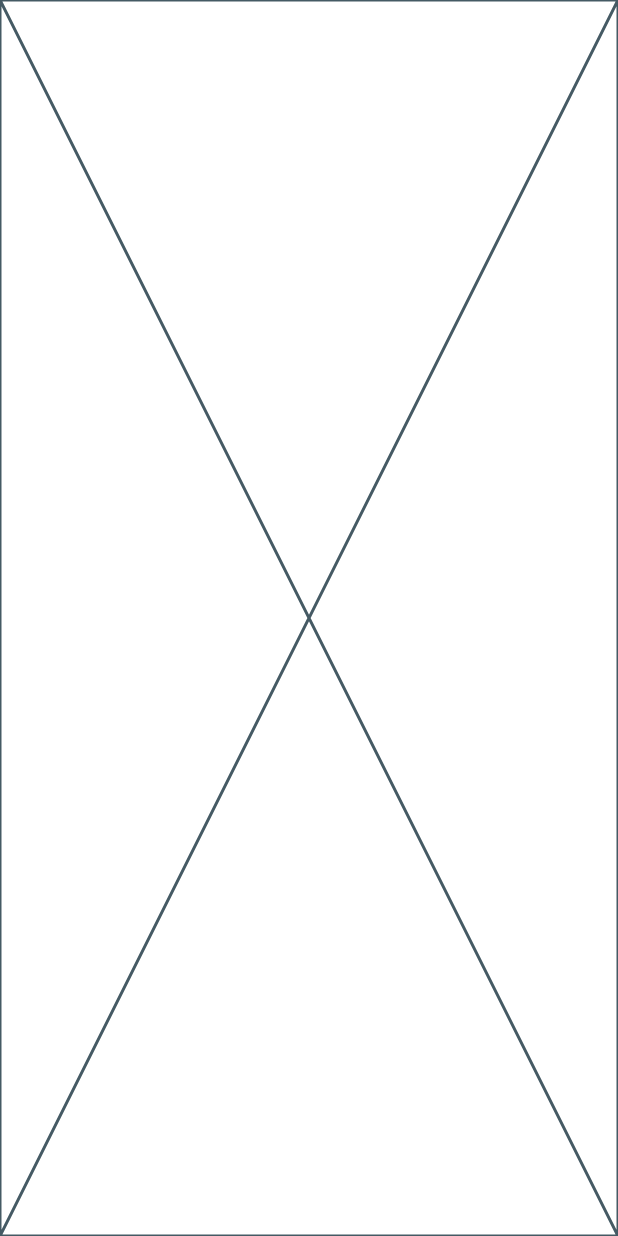
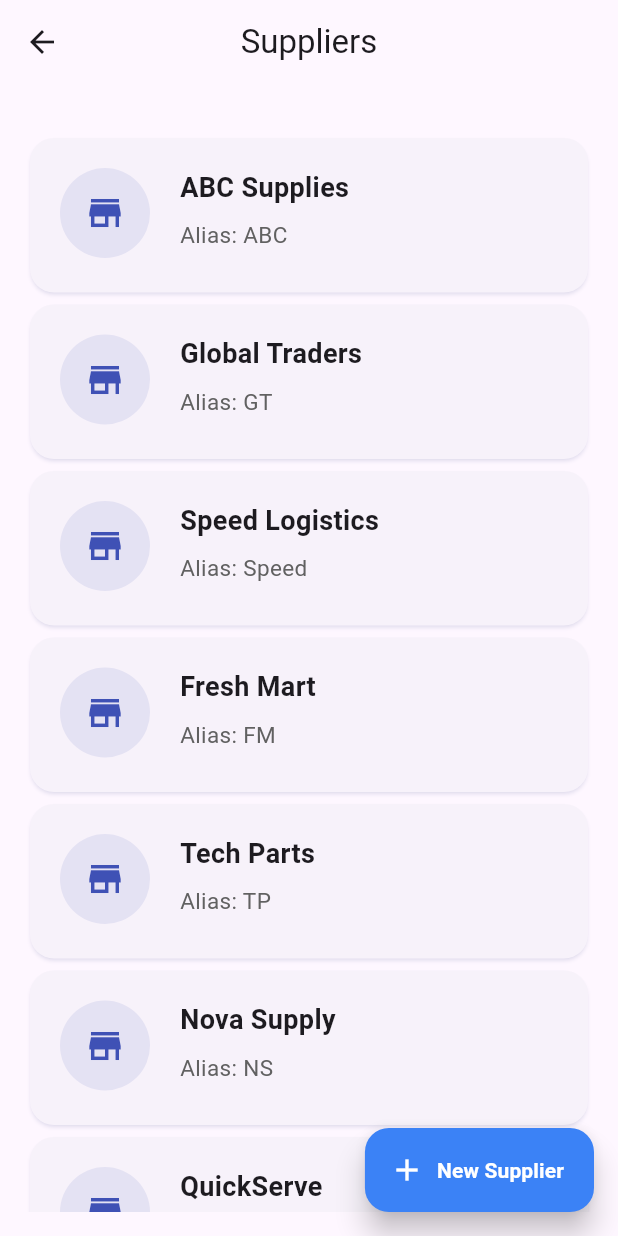
Before and after one commit to teambackoffice/Calicut-Textile-App, a Flutter app: the screen it shows after launch, after a tap on "Suppliers", on a phone screen of 412 x 824 dp. Run offline on Flutter 3.47's test engine with Material 3 defaults, Android fonts, the phone set to English and light mode, and no system bars.

Commit message:
Supplier Page

```diff
--- a/lib/main.dart
+++ b/lib/main.dart
@@ -1,5 +1,5 @@
 import 'package:calicut_textile_app/view/main_screen/homepage.dart';
-import 'package:calicut_textile_app/view/main_screen/login_screen/login_page.dart';
+
 import 'package:flutter/material.dart';
 
 void main() {
--- a/lib/view/main_screen/homepage.dart
+++ b/lib/view/main_screen/homepage.dart
@@ -148,7 +148,7 @@ class _HomepageState extends State<Homepage> {
                     onTap: () {
                       Navigator.push(
   context,
-  MaterialPageRoute(builder: (context) => SupplierPage()),
+  MaterialPageRoute(builder: (context) => SuppliersPage()),
 );
                     },
                   ),
@@ -156,9 +156,11 @@ class _HomepageState extends State<Homepage> {
                 ],
               ),
             ),
+
           ],
         ),
       ),
+
 
 
 
--- a/lib/view/main_screen/purchase_order/purchase_order_page.dart
+++ b/lib/view/main_screen/purchase_order/purchase_order_page.dart
@@ -1,3 +1,4 @@
+import 'package:calicut_textile_app/view/main_screen/purchase_order/create_purchase_order.dart';
 import 'package:flutter/material.dart';
 
 class PurchaseOrderPage extends StatefulWidget {
@@ -233,14 +234,14 @@ class _PurchaseOrderPageState extends State<PurchaseOrderPage>
       ),
       floatingActionButton: FloatingActionButton.extended(
         onPressed: () {
-          // Handle new purchase order creation
+          Navigator.push(context, MaterialPageRoute(builder: (context)=> CreatePurchaseOrder()));
         },
         backgroundColor: const Color(0xFF3B82F6),
         foregroundColor: Colors.white,
         elevation: 8,
         icon: const Icon(Icons.add),
         label: const Text(
-          'New Order',
+          'New PO',
           style: TextStyle(fontWeight: FontWeight.w600),
         ),
       ),
--- a/lib/view/main_screen/supplier/supplier_page.dart
+++ b/lib/view/main_screen/supplier/supplier_page.dart
@@ -1,10 +1,159 @@
 import 'package:flutter/material.dart';
 
-class SupplierPage extends StatelessWidget {
-  const SupplierPage({super.key});
+class SuppliersPage extends StatefulWidget {
+  @override
+  _SuppliersPageState createState() => _SuppliersPageState();
+}
+
+class _SuppliersPageState extends State<SuppliersPage> with SingleTickerProviderStateMixin {
+  final TextEditingController _searchController = TextEditingController();
+  late AnimationController _animationController;
+
+  List<Map<String, String>> suppliers = [
+    {'name': 'ABC Supplies', 'alias': 'ABC'},
+    {'name': 'Global Traders', 'alias': 'GT'},
+    {'name': 'Speed Logistics', 'alias': 'Speed'},
+    {'name': 'Fresh Mart', 'alias': 'FM'},
+    {'name': 'Tech Parts', 'alias': 'TP'},
+    {'name': 'Nova Supply', 'alias': 'NS'},
+    {'name': 'QuickServe', 'alias': 'QS'},
+  ];
+
+  List<Map<String, String>> filteredSuppliers = [];
+
+  @override
+  void initState() {
+    super.initState();
+    _animationController = AnimationController(
+      vsync: this,
+      duration: Duration(milliseconds: 1000),
+    );
+    filteredSuppliers = suppliers;
+    _animationController.forward();
+  }
+
+  @override
+  void dispose() {
+    _animationController.dispose();
+    super.dispose();
+  }
+
+  void _filterSuppliers(String query) {
+    final results = suppliers.where((supplier) {
+      return supplier['name']!.toLowerCase().contains(query.toLowerCase()) ||
+          supplier['alias']!.toLowerCase().contains(query.toLowerCase());
+    }).toList();
+
+    setState(() {
+      filteredSuppliers = results;
+    });
+    _animationController.reset();
+    _animationController.forward();
+  }
 
   @override
   Widget build(BuildContext context) {
-    return const Placeholder();
+    return Scaffold(
+      appBar: AppBar(
+        title: Text('Suppliers'),
+        centerTitle: true,
+
+      ),
+      body: Padding(
+        padding: const EdgeInsets.all(16.0),
+        child: Column(
+          children: [
+
+            SizedBox(height: 16),
+            Expanded(
+              child: ListView.builder(
+                itemCount: filteredSuppliers.length,
+                itemBuilder: (context, index) {
+                  final supplier = filteredSuppliers[index];
+                  final animation = Tween<Offset>(
+  begin: Offset(1, 0),
+  end: Offset.zero,
+).animate(CurvedAnimation(
+  parent: _animationController,
+  curve: Interval(
+    index * (1 / filteredSuppliers.length),
+    (index + 1) * (1 / filteredSuppliers.length),
+    curve: Curves.easeOutCubic,
+  ),
+));
+
+
+                  return SlideTransition(
+                    position: animation,
+                    child: Card(
+      shape: RoundedRectangleBorder(
+        borderRadius: BorderRadius.circular(16),
+      ),
+
+      shadowColor: Colors.indigo.withOpacity(0.2),
+      child: Padding(
+        padding: const EdgeInsets.symmetric(vertical: 20, horizontal: 20),
+        child: Row(
+          crossAxisAlignment: CrossAxisAlignment.start,
+          children: [
+            // Supplier Icon or Avatar
+            CircleAvatar(
+              radius: 30,
+              backgroundColor: Colors.indigo.withOpacity(0.1),
+              child: Icon(Icons.store, color: Colors.indigo, size: 28),
+            ),
+            const SizedBox(width: 20),
+            // Supplier Details
+            Expanded(
+              child: Column(
+                crossAxisAlignment: CrossAxisAlignment.start,
+                children: [
+                  Text(
+                    supplier['name'] ?? '',
+                    style: const TextStyle(
+                      fontWeight: FontWeight.bold,
+                      fontSize: 18,
+                    ),
+                  ),
+                  const SizedBox(height: 8),
+                  Text(
+                    'Alias: ${supplier['alias'] ?? ''}',
+                    style: TextStyle(
+                      color: Colors.grey[700],
+                      fontSize: 15,
+                    ),
+                  ),
+                  const SizedBox(height: 8),
+
+                ],
+              ),
+            ),
+            // Forward Icon
+
+          ],
+        ),
+      ),
+    ),
+                  );
+                },
+              ),
+            ),
+          ],
+        ),
+      ),
+      floatingActionButton: FloatingActionButton.extended(
+        onPressed: () {
+          // Handle new purchase order creation
+        },
+        backgroundColor: const Color(0xFF3B82F6),
+        foregroundColor: Colors.white,
+        elevation: 8,
+        icon: const Icon(Icons.add),
+        label: const Text(
+          'New Supplier',
+          style: TextStyle(fontWeight: FontWeight.w600),
+        ),
+      ),
+    );
   }
 }
```
Also changed, not shown: lib/view/main_screen/purchase_order/create_purchase_order.dart (added, +281 -0 lines), lib/view/login_screen/login_page.dart (renamed from lib/view/main_screen/login_screen/login_page.dart).
